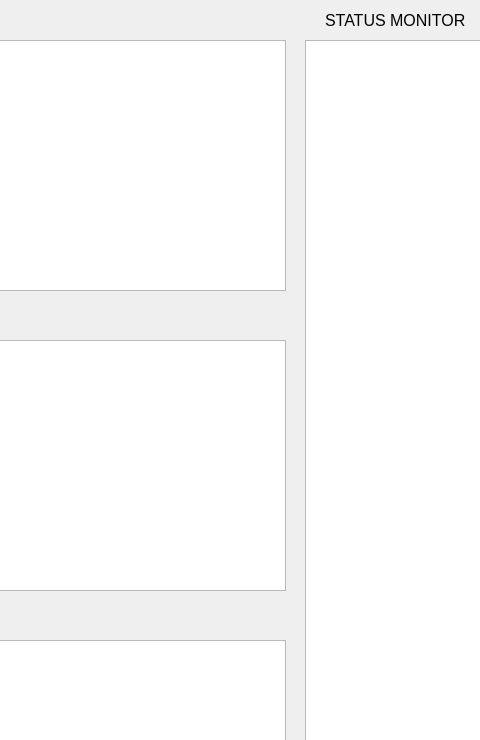
Qt form Modules/gui/ui/DiagnosticsWindow.ui (marcontex8/MCSuperCar) before a commit; both pictures show x 325 to 805 and y 0 to 740 of the 944 by 901 pixel window.
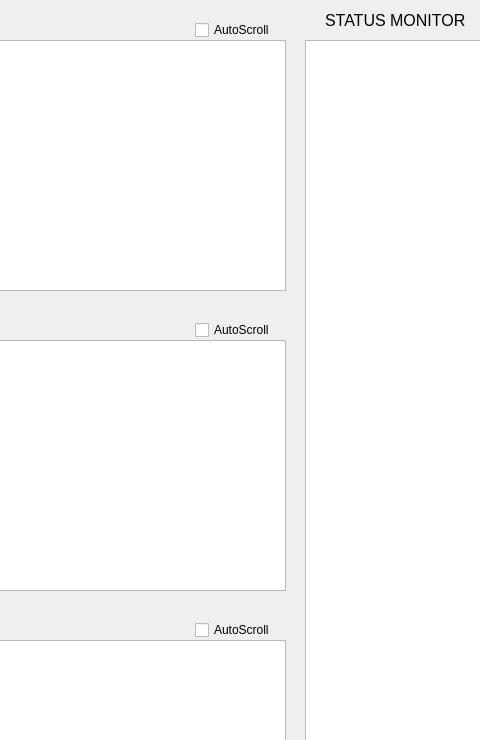
The same form after that commit.

Commit message: introduced autoscroll checkboxs and other minor changes

```diff
--- a/Modules/gui/ui/DiagnosticsWindow.ui
+++ b/Modules/gui/ui/DiagnosticsWindow.ui
@@ -132,6 +132,45 @@
     </rect>
    </property>
   </widget>
+  <widget class="QCheckBox" name="cb_autoscroll_GUI">
+   <property name="geometry">
+    <rect>
+     <x>520</x>
+     <y>20</y>
+     <width>91</width>
+     <height>20</height>
+    </rect>
+   </property>
+   <property name="text">
+    <string>AutoScroll</string>
+   </property>
+  </widget>
+  <widget class="QCheckBox" name="cb_autoscroll_simulation">
+   <property name="geometry">
+    <rect>
+     <x>520</x>
+     <y>320</y>
+     <width>91</width>
+     <height>20</height>
+    </rect>
+   </property>
+   <property name="text">
+    <string>AutoScroll</string>
+   </property>
+  </widget>
+  <widget class="QCheckBox" name="cb_autoscroll_viewer">
+   <property name="geometry">
+    <rect>
+     <x>520</x>
+     <y>620</y>
+     <width>91</width>
+     <height>20</height>
+    </rect>
+   </property>
+   <property name="text">
+    <string>AutoScroll</string>
+   </property>
+  </widget>
  </widget>
  <resources/>
  <connections/>
```
The commit also changes 2 other files.
